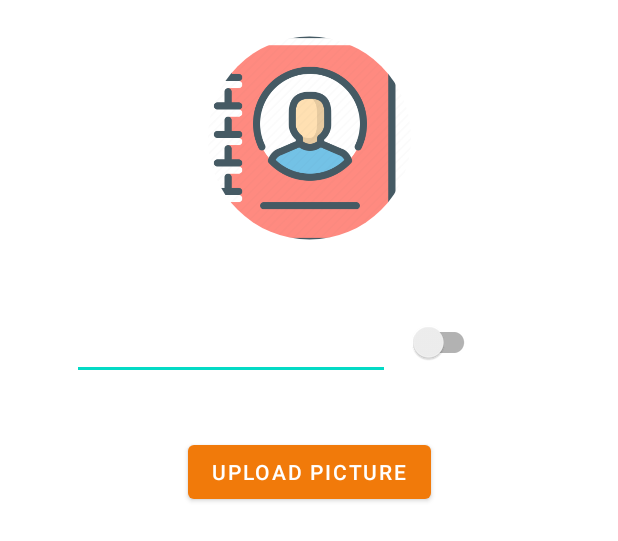
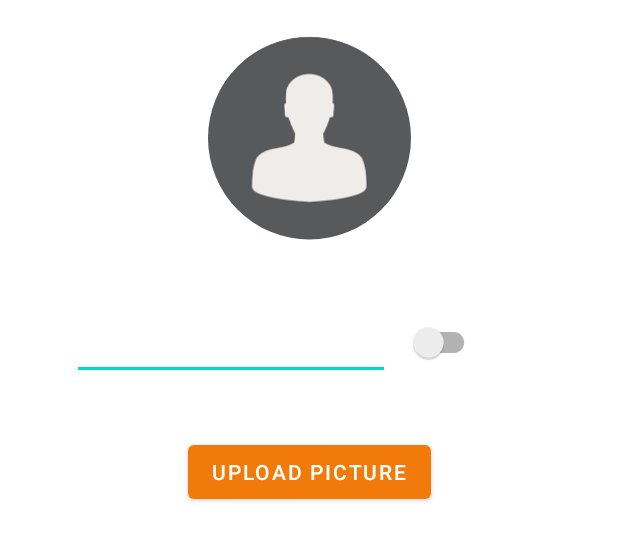
Before and after one commit to Sant0n/learning_app, an Android app: the layout dialog_edit_contact.xml on its own in the app's theme, with its tools: preview values and no code run, on a phone screen of 412 x 824 dp. Shown: the top 541 px of the screen. Run offline under Robolectric (Android 15) with nearby library versions, the phone set to English and light mode, and no system bars; Roboto replaces fonts that are not available here.

Commit message:
Add placeholder image in dialog alert

```diff
--- a/app/src/main/java/nnar/learning_app/userinterface/home/HomePresenter.kt
+++ b/app/src/main/java/nnar/learning_app/userinterface/home/HomePresenter.kt
@@ -29,9 +29,7 @@ class HomePresenter(private val homeView: HomeView) : ViewModel() {
     private val PERMISSION_CODE_WRITE: Int = 3
 
     // Set the attribute
-    companion object
-
-    var selectedPicture: Uri? = null
+    private var selectedPicture: Uri? = null
     private lateinit var binding: DialogEditContactBinding
     private val repository = ContactRepository(homeView.getCurrentUserUID())
 
--- a/app/src/main/res/layout/dialog_edit_contact.xml
+++ b/app/src/main/res/layout/dialog_edit_contact.xml
@@ -49,9 +49,9 @@
         android:layout_width="135dp"
         android:layout_height="152dp"
         android:layout_marginTop="16dp"
+        android:src="@drawable/placeholder_contact"
         app:layout_constraintEnd_toEndOf="parent"
         app:layout_constraintStart_toStartOf="parent"
-        app:layout_constraintTop_toTopOf="parent"
-        app:srcCompat="@drawable/contact_book" />
+        app:layout_constraintTop_toTopOf="parent" />
 
 </androidx.constraintlayout.widget.ConstraintLayout>
```
Also changed, not shown: app/src/main/res/drawable/placeholder_contact.png (added).
